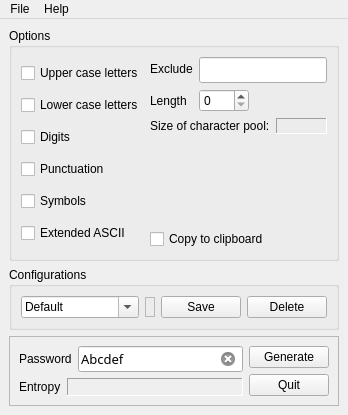
Qt form mainwindow.ui (TimAllman/Password-Beaver) before a commit.
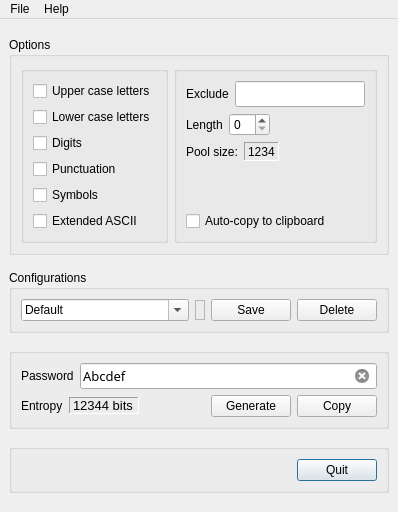
The same form after that commit. Icons and pictures are not drawn. Custom widgets are drawn as their Qt base class.

```diff
--- a/mainwindow.ui
+++ b/mainwindow.ui
@@ -6,12 +6,12 @@
    <rect>
     <x>0</x>
     <y>0</y>
-    <width>348</width>
-    <height>415</height>
+    <width>398</width>
+    <height>512</height>
    </rect>
   </property>
   <property name="sizePolicy">
-   <sizepolicy hsizetype="Preferred" vsizetype="Fixed">
+   <sizepolicy hsizetype="Preferred" vsizetype="Maximum">
     <horstretch>0</horstretch>
     <verstretch>0</verstretch>
    </sizepolicy>
@@ -30,15 +30,30 @@
     <normaloff>:/icons/scalable/beaver.svg</normaloff>:/icons/scalable/beaver.svg</iconset>
   </property>
   <widget class="QWidget" name="centralwidget">
-   <layout class="QVBoxLayout" name="verticalLayout_4">
+   <layout class="QVBoxLayout" name="verticalLayout_7">
     <item>
      <widget class="QGroupBox" name="groupBox_2">
+      <property name="sizePolicy">
+       <sizepolicy hsizetype="Preferred" vsizetype="Maximum">
+        <horstretch>0</horstretch>
+        <verstretch>0</verstretch>
+       </sizepolicy>
+      </property>
       <property name="title">
        <string>Options</string>
       </property>
-      <layout class="QHBoxLayout" name="horizontalLayout_4">
+      <layout class="QVBoxLayout" name="verticalLayout_5">
        <item>
-        <layout class="QVBoxLayout" name="verticalLayout">
+        <layout class="QHBoxLayout" name="horizontalLayout_8">
+         <item>
+          <widget class="QGroupBox" name="groupBox">
+           <property name="sizePolicy">
+            <sizepolicy hsizetype="Preferred" vsizetype="Fixed">
+             <horstretch>0</horstretch>
+             <verstretch>0</verstretch>
+            </sizepolicy>
+           </property>
+           <layout class="QVBoxLayout" name="verticalLayout_2">
          <item>
           <widget class="QCheckBox" name="upperCaseCheckBox">
            <property name="toolTip">
@@ -115,25 +130,32 @@
           </widget>
          </item>
         </layout>
+          </widget>
        </item>
        <item>
+          <widget class="QGroupBox" name="groupBox_1">
+           <property name="sizePolicy">
+            <sizepolicy hsizetype="Preferred" vsizetype="Preferred">
+             <horstretch>10</horstretch>
+             <verstretch>0</verstretch>
+            </sizepolicy>
+           </property>
         <layout class="QVBoxLayout" name="verticalLayout_3">
          <item>
-          <layout class="QFormLayout" name="formLayout">
-           <item row="0" column="0">
+             <layout class="QHBoxLayout" name="horizontalLayout_4">
+              <item>
             <widget class="QLabel" name="label_5">
              <property name="text">
               <string>Exclude</string>
              </property>
             </widget>
            </item>
-           <item row="0" column="1">
+              <item>
             <widget class="QLineEdit" name="excludeCharsLineEdit">
              <property name="font">
               <font>
                <family>Courier 10 Pitch</family>
                <pointsize>10</pointsize>
-               <weight>50</weight>
                <bold>false</bold>
                <kerning>false</kerning>
               </font>
@@ -149,14 +171,18 @@
              </property>
             </widget>
            </item>
-           <item row="1" column="0">
+             </layout>
+            </item>
+            <item>
+             <layout class="QHBoxLayout" name="horizontalLayout_7">
+              <item>
             <widget class="QLabel" name="label_3">
              <property name="text">
               <string>Length</string>
              </property>
             </widget>
            </item>
-           <item row="1" column="1">
+              <item>
             <widget class="QSpinBox" name="passwordLengthSpinBox">
              <property name="maximumSize">
               <size>
@@ -172,14 +198,36 @@
              </property>
             </widget>
            </item>
+              <item>
+               <spacer name="horizontalSpacer_2">
+                <property name="orientation">
+                 <enum>Qt::Horizontal</enum>
+                </property>
+                <property name="sizeHint" stdset="0">
+                 <size>
+                  <width>40</width>
+                  <height>20</height>
+                 </size>
+                </property>
+               </spacer>
+              </item>
           </layout>
          </item>
          <item>
           <layout class="QHBoxLayout" name="horizontalLayout">
            <item>
             <widget class="QLabel" name="label_4">
+                <property name="sizePolicy">
+                 <sizepolicy hsizetype="Minimum" vsizetype="Preferred">
+                  <horstretch>0</horstretch>
+                  <verstretch>0</verstretch>
+                 </sizepolicy>
+                </property>
+                <property name="toolTip">
+                 <string>&lt;html&gt;&lt;head/&gt;&lt;body&gt;&lt;p&gt;The length of the list of characters that are used to make the password. For information only.&lt;/p&gt;&lt;/body&gt;&lt;/html&gt;</string>
+                </property>
              <property name="text">
-              <string>Size of character pool:</string>
+                 <string>Pool size:</string>
              </property>
             </widget>
            </item>
@@ -188,6 +236,12 @@
              <property name="enabled">
               <bool>true</bool>
              </property>
+                <property name="maximumSize">
+                 <size>
+                  <width>36</width>
+                  <height>19</height>
+                 </size>
+                </property>
              <property name="toolTip">
               <string>&lt;html&gt;&lt;head/&gt;&lt;body&gt;&lt;p&gt;The length of the list of characters that are used to make the password. For information only.&lt;/p&gt;&lt;/body&gt;&lt;/html&gt;</string>
              </property>
@@ -197,8 +251,24 @@
              <property name="frameShadow">
               <enum>QFrame::Sunken</enum>
              </property>
-            </widget>
-           </item>
+                <property name="text">
+                 <string>1234</string>
+                </property>
+               </widget>
+              </item>
+              <item>
+               <spacer name="horizontalSpacer_3">
+                <property name="orientation">
+                 <enum>Qt::Horizontal</enum>
+                </property>
+                <property name="sizeHint" stdset="0">
+                 <size>
+                  <width>40</width>
+                  <height>20</height>
+                 </size>
+                </property>
+               </spacer>
+              </item>
           </layout>
          </item>
          <item>
@@ -208,8 +278,8 @@
            </property>
            <property name="sizeHint" stdset="0">
             <size>
-             <width>159</width>
-             <height>13</height>
+                <width>20</width>
+                <height>40</height>
             </size>
            </property>
           </spacer>
@@ -220,8 +290,11 @@
             <string>&lt;html&gt;&lt;head/&gt;&lt;body&gt;&lt;p&gt;Automatically copy the password to clipboard.&lt;/p&gt;&lt;/body&gt;&lt;/html&gt;</string>
            </property>
            <property name="text">
-            <string>Copy to clipboard</string>
-           </property>
+               <string>Auto-copy to clipboard</string>
+              </property>
+             </widget>
+            </item>
+           </layout>
           </widget>
          </item>
         </layout>
@@ -231,10 +304,16 @@
     </item>
     <item>
      <widget class="QGroupBox" name="groupBox_3">
+      <property name="sizePolicy">
+       <sizepolicy hsizetype="Preferred" vsizetype="Maximum">
+        <horstretch>0</horstretch>
+        <verstretch>0</verstretch>
+       </sizepolicy>
+      </property>
       <property name="title">
        <string>Configurations</string>
       </property>
-      <layout class="QVBoxLayout" name="verticalLayout_6">
+      <layout class="QVBoxLayout" name="verticalLayout_4">
        <item>
         <layout class="QHBoxLayout" name="horizontalLayout_2">
          <item>
@@ -310,20 +389,20 @@
      </widget>
     </item>
     <item>
-     <widget class="QFrame" name="frame">
-      <property name="frameShape">
-       <enum>QFrame::StyledPanel</enum>
+     <widget class="QGroupBox" name="groupBox_4">
+      <property name="sizePolicy">
+       <sizepolicy hsizetype="Preferred" vsizetype="Maximum">
+        <horstretch>0</horstretch>
+        <verstretch>0</verstretch>
+       </sizepolicy>
       </property>
-      <property name="frameShadow">
-       <enum>QFrame::Raised</enum>
+      <property name="title">
+       <string/>
       </property>
-      <property name="lineWidth">
-       <number>0</number>
-      </property>
+      <layout class="QVBoxLayout" name="verticalLayout">
+       <item>
       <layout class="QHBoxLayout" name="horizontalLayout_6">
        <item>
-        <layout class="QVBoxLayout" name="verticalLayout_5">
-         <item>
           <layout class="QHBoxLayout" name="horizontalLayout_3">
            <item>
             <widget class="QLabel" name="label_2">
@@ -353,7 +432,6 @@
               <font>
                <family>Courier 10 Pitch</family>
                <pointsize>10</pointsize>
-               <weight>50</weight>
                <bold>false</bold>
                <kerning>false</kerning>
               </font>
@@ -374,6 +452,10 @@
            </item>
           </layout>
          </item>
+        </layout>
+       </item>
+       <item>
+        <layout class="QHBoxLayout" name="horizontalLayout_9">
          <item>
           <layout class="QHBoxLayout" name="horizontalLayout_5">
            <item>
@@ -384,6 +466,12 @@
                <verstretch>0</verstretch>
               </sizepolicy>
              </property>
+             <property name="maximumSize">
+              <size>
+               <width>45</width>
+               <height>16777215</height>
+              </size>
+             </property>
              <property name="text">
               <string>Entropy</string>
              </property>
@@ -391,6 +479,24 @@
            </item>
            <item>
             <widget class="QLabel" name="entropyLabel">
+             <property name="sizePolicy">
+              <sizepolicy hsizetype="Maximum" vsizetype="Maximum">
+               <horstretch>0</horstretch>
+               <verstretch>0</verstretch>
+              </sizepolicy>
+             </property>
+             <property name="minimumSize">
+              <size>
+               <width>70</width>
+               <height>0</height>
+              </size>
+             </property>
+             <property name="maximumSize">
+              <size>
+               <width>61</width>
+               <height>16777215</height>
+              </size>
+             </property>
              <property name="font">
               <font>
                <pointsize>10</pointsize>
@@ -405,6 +511,9 @@
              <property name="frameShadow">
               <enum>QFrame::Sunken</enum>
              </property>
+             <property name="text">
+              <string>12344 bits</string>
+             </property>
              <property name="textFormat">
               <enum>Qt::PlainText</enum>
              </property>
@@ -412,10 +521,19 @@
            </item>
           </layout>
          </item>
-        </layout>
-       </item>
        <item>
-        <layout class="QVBoxLayout" name="verticalLayout_2">
+          <spacer name="horizontalSpacer">
+           <property name="orientation">
+            <enum>Qt::Horizontal</enum>
+           </property>
+           <property name="sizeHint" stdset="0">
+            <size>
+             <width>40</width>
+             <height>20</height>
+            </size>
+           </property>
+          </spacer>
+         </item>
          <item>
           <widget class="QPushButton" name="generatePushButton">
            <property name="sizePolicy">
@@ -439,6 +557,54 @@
           </widget>
          </item>
          <item>
+          <widget class="QPushButton" name="copyToClipboardPushButton">
+           <property name="toolTip">
+            <string>&lt;html&gt;&lt;head/&gt;&lt;body&gt;&lt;p&gt;Copy current password to clipboard.&lt;/p&gt;&lt;/body&gt;&lt;/html&gt;</string>
+           </property>
+           <property name="text">
+            <string>Copy</string>
+           </property>
+          </widget>
+         </item>
+        </layout>
+       </item>
+      </layout>
+     </widget>
+    </item>
+    <item>
+     <widget class="QGroupBox" name="groupBox_5">
+      <property name="sizePolicy">
+       <sizepolicy hsizetype="Preferred" vsizetype="Fixed">
+        <horstretch>0</horstretch>
+        <verstretch>0</verstretch>
+       </sizepolicy>
+      </property>
+      <property name="title">
+       <string/>
+      </property>
+      <property name="flat">
+       <bool>false</bool>
+      </property>
+      <property name="checkable">
+       <bool>false</bool>
+      </property>
+      <layout class="QHBoxLayout" name="horizontalLayout_11">
+       <item>
+        <layout class="QHBoxLayout" name="horizontalLayout_10">
+         <item>
+          <spacer name="horizontalSpacer_4">
+           <property name="orientation">
+            <enum>Qt::Horizontal</enum>
+           </property>
+           <property name="sizeHint" stdset="0">
+            <size>
+             <width>40</width>
+             <height>20</height>
+            </size>
+           </property>
+          </spacer>
+         </item>
+         <item>
           <widget class="QPushButton" name="quitPushButton">
            <property name="sizePolicy">
             <sizepolicy hsizetype="Preferred" vsizetype="Fixed">
@@ -455,6 +621,12 @@
            <property name="text">
             <string>Quit</string>
            </property>
+           <property name="default">
+            <bool>true</bool>
+           </property>
+           <property name="flat">
+            <bool>false</bool>
+           </property>
           </widget>
          </item>
         </layout>
@@ -469,8 +641,8 @@
     <rect>
      <x>0</x>
      <y>0</y>
-     <width>348</width>
-     <height>22</height>
+     <width>398</width>
+     <height>19</height>
     </rect>
    </property>
    <widget class="QMenu" name="menuFile">
```
Left out of the diff: 2 changed lines with no effect on the pictures. Lines whose indentation alone changed are shown as unchanged.
